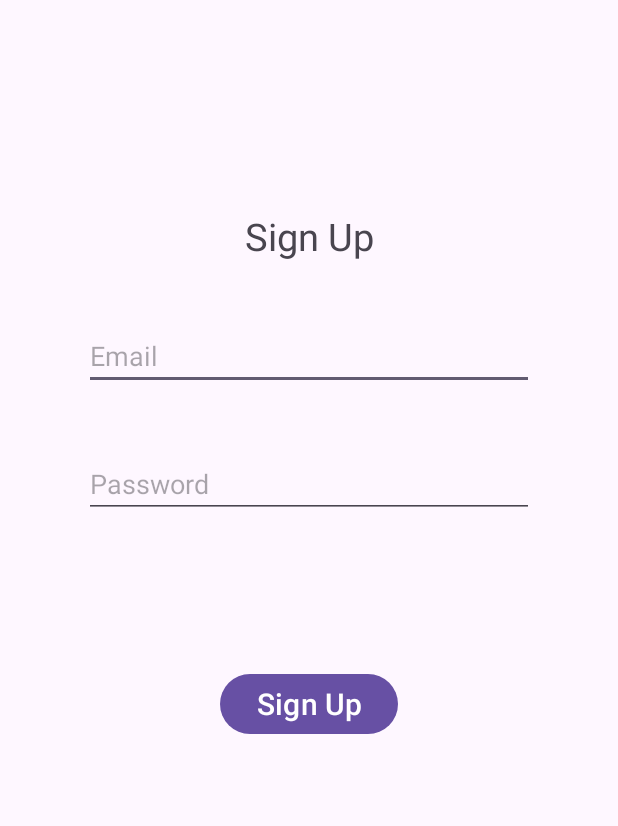
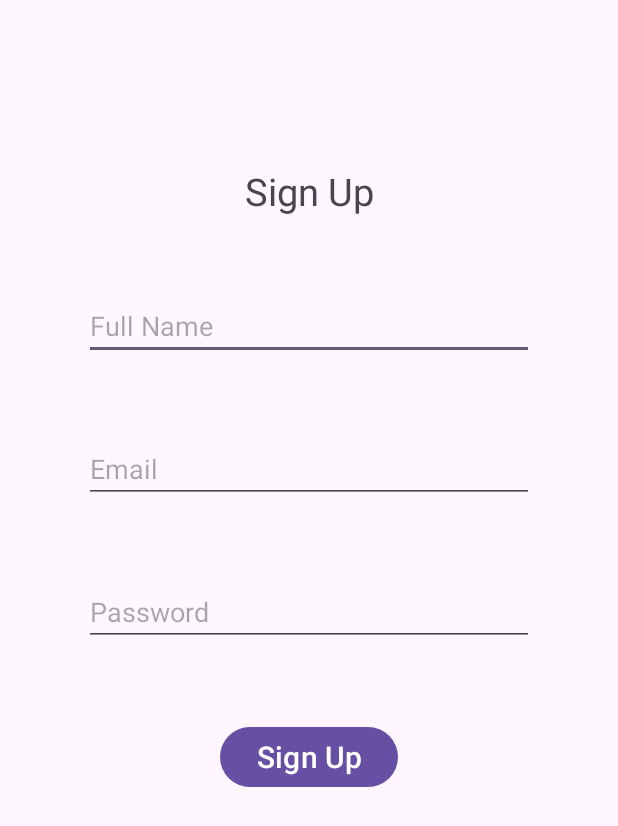
Before and after one commit to Kareem2003/Wagbat, an Android app: the Signup screen opened directly, with no data from a screen before it, on a phone screen of 412 x 824 dp. Shown: the top 826 px of the screen. Run offline under Robolectric (Android 15) with nearby library versions, the light colour scheme and no system bars; our stand-ins replace Firebase (no records; nobody signed in at launch, a user with empty details on screens opened directly).

Commit message:
Update activity_signup.xml

```diff
--- a/app/src/main/res/layout/activity_signup.xml
+++ b/app/src/main/res/layout/activity_signup.xml
@@ -14,18 +14,27 @@
         android:text="Sign Up"
         android:textFontWeight="700"
         android:textSize="25sp"
+        android:gravity="center"
+        android:layout_marginTop="110dp"
+        />
+    <EditText
+        android:id="@+id/FullNAme"
+        android:layout_width="300dp"
+        android:layout_height="wrap_content"
+        android:layout_below="@id/sign_in_text"
+        android:layout_centerHorizontal="true"
+        android:layout_marginTop="50dp"
+        android:hint="Full Name"
+        >
 
-        android:gravity="center"
-        android:layout_marginTop="140dp"
-        />
-
+    </EditText>
     <EditText
         android:id="@+id/email"
         android:layout_width="300dp"
         android:layout_height="wrap_content"
-        android:layout_below="@+id/sign_in_text"
+        android:layout_below="@+id/FullNAme"
         android:layout_centerHorizontal="true"
-        android:layout_marginTop="40dp"
+        android:layout_marginTop="50dp"
         android:hint="Email"
         />
 
@@ -35,7 +44,7 @@
         android:layout_height="wrap_content"
         android:layout_below="@+id/email"
         android:layout_centerHorizontal="true"
-        android:layout_marginTop="40dp"
+        android:layout_marginTop="50dp"
         android:hint="Password"
         />
 
@@ -45,10 +54,9 @@
         android:layout_height="wrap_content"
         android:layout_below="@+id/password"
         android:layout_centerHorizontal="true"
-        android:layout_marginTop="100dp"
+        android:layout_marginTop="50dp"
         android:text="Sign Up"
         android:textSize="20sp"
         />
 
-
 </RelativeLayout>
```
